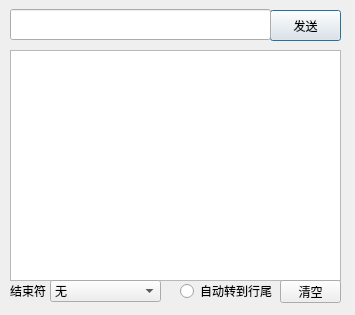
Qt form portDialog.ui (umeiko/Surge_Robo_GUI) before a commit.
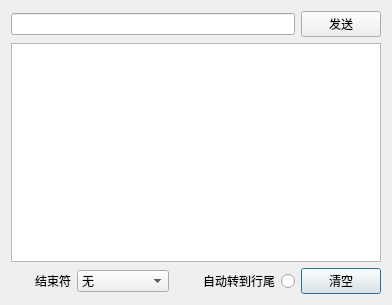
The same form after that commit.

Patch:
```diff
--- a/portDialog.ui
+++ b/portDialog.ui
@@ -6,22 +6,43 @@
    <rect>
     <x>0</x>
     <y>0</y>
-    <width>355</width>
-    <height>315</height>
+    <width>392</width>
+    <height>305</height>
    </rect>
   </property>
   <property name="windowTitle">
    <string>串口调试助手</string>
   </property>
+  <layout class="QGridLayout" name="gridLayout">
+   <item row="2" column="2" colspan="2">
+    <widget class="QRadioButton" name="AutoLast">
+     <property name="layoutDirection">
+      <enum>Qt::RightToLeft</enum>
+     </property>
+     <property name="text">
+      <string>自动转到行尾</string>
+     </property>
+    </widget>
+   </item>
+   <item row="2" column="0">
+    <widget class="QLabel" name="label">
+     <property name="text">
+      <string>结束符</string>
+     </property>
+     <property name="alignment">
+      <set>Qt::AlignRight|Qt::AlignTrailing|Qt::AlignVCenter</set>
+     </property>
+    </widget>
+   </item>
+   <item row="2" column="4">
+    <widget class="QPushButton" name="pushButton_2">
+     <property name="text">
+      <string>清空</string>
+     </property>
+    </widget>
+   </item>
+   <item row="1" column="0" colspan="5">
   <widget class="QTextBrowser" name="recv_Text">
-   <property name="geometry">
-    <rect>
-     <x>10</x>
-     <y>50</y>
-     <width>331</width>
-     <height>231</height>
-    </rect>
-   </property>
    <property name="html">
     <string>&lt;!DOCTYPE HTML PUBLIC &quot;-//W3C//DTD HTML 4.0//EN&quot; &quot;http://www.w3.org/TR/REC-html40/strict.dtd&quot;&gt;
 &lt;html&gt;&lt;head&gt;&lt;meta name=&quot;qrichtext&quot; content=&quot;1&quot; /&gt;&lt;style type=&quot;text/css&quot;&gt;
@@ -30,15 +51,12 @@
 &lt;p style=&quot;-qt-paragraph-type:empty; margin-top:0px; margin-bottom:0px; margin-left:0px; margin-right:0px; -qt-block-indent:0; text-indent:0px;&quot;&gt;&lt;br /&gt;&lt;/p&gt;&lt;/body&gt;&lt;/html&gt;</string>
    </property>
   </widget>
+   </item>
+   <item row="0" column="0" colspan="4">
+    <widget class="QLineEdit" name="send_Input"/>
+   </item>
+   <item row="0" column="4">
   <widget class="QPushButton" name="pushButton">
-   <property name="geometry">
-    <rect>
-     <x>270</x>
-     <y>10</y>
-     <width>71</width>
-     <height>31</height>
-    </rect>
-   </property>
    <property name="text">
     <string>发送</string>
    </property>
@@ -46,28 +64,9 @@
     <string>Return</string>
    </property>
   </widget>
-  <widget class="QRadioButton" name="AutoLast">
-   <property name="geometry">
-    <rect>
-     <x>180</x>
-     <y>280</y>
-     <width>101</width>
-     <height>22</height>
-    </rect>
-   </property>
-   <property name="text">
-    <string>自动转到行尾</string>
-   </property>
-  </widget>
+   </item>
+   <item row="2" column="1">
   <widget class="QComboBox" name="end_select">
-   <property name="geometry">
-    <rect>
-     <x>50</x>
-     <y>280</y>
-     <width>111</width>
-     <height>22</height>
-    </rect>
-   </property>
    <item>
     <property name="text">
      <string>无</string>
@@ -89,42 +88,8 @@
     </property>
    </item>
   </widget>
-  <widget class="QLabel" name="label">
-   <property name="geometry">
-    <rect>
-     <x>10</x>
-     <y>280</y>
-     <width>54</width>
-     <height>22</height>
-    </rect>
-   </property>
-   <property name="text">
-    <string>结束符</string>
-   </property>
-  </widget>
-  <widget class="QPushButton" name="pushButton_2">
-   <property name="geometry">
-    <rect>
-     <x>280</x>
-     <y>280</y>
-     <width>61</width>
-     <height>23</height>
-    </rect>
-   </property>
-   <property name="text">
-    <string>清空</string>
-   </property>
-  </widget>
-  <widget class="QLineEdit" name="send_Input">
-   <property name="geometry">
-    <rect>
-     <x>10</x>
-     <y>9</y>
-     <width>261</width>
-     <height>31</height>
-    </rect>
-   </property>
-  </widget>
+   </item>
+  </layout>
  </widget>
  <resources/>
  <connections/>
```
Lines whose indentation alone changed are shown as unchanged.
